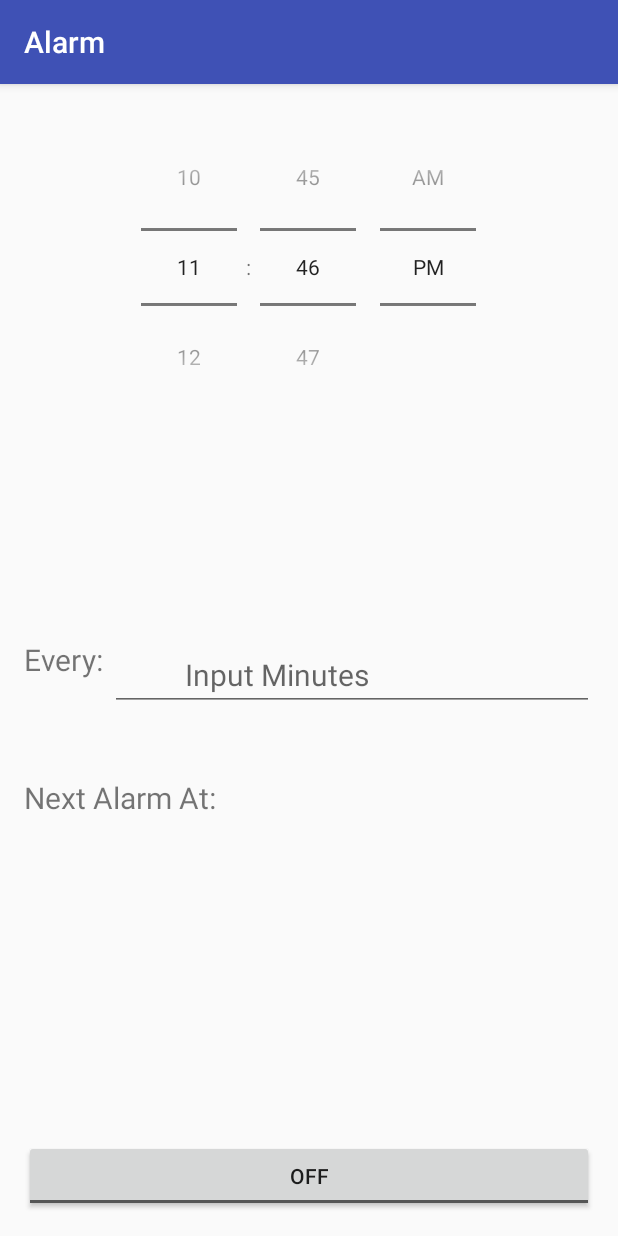
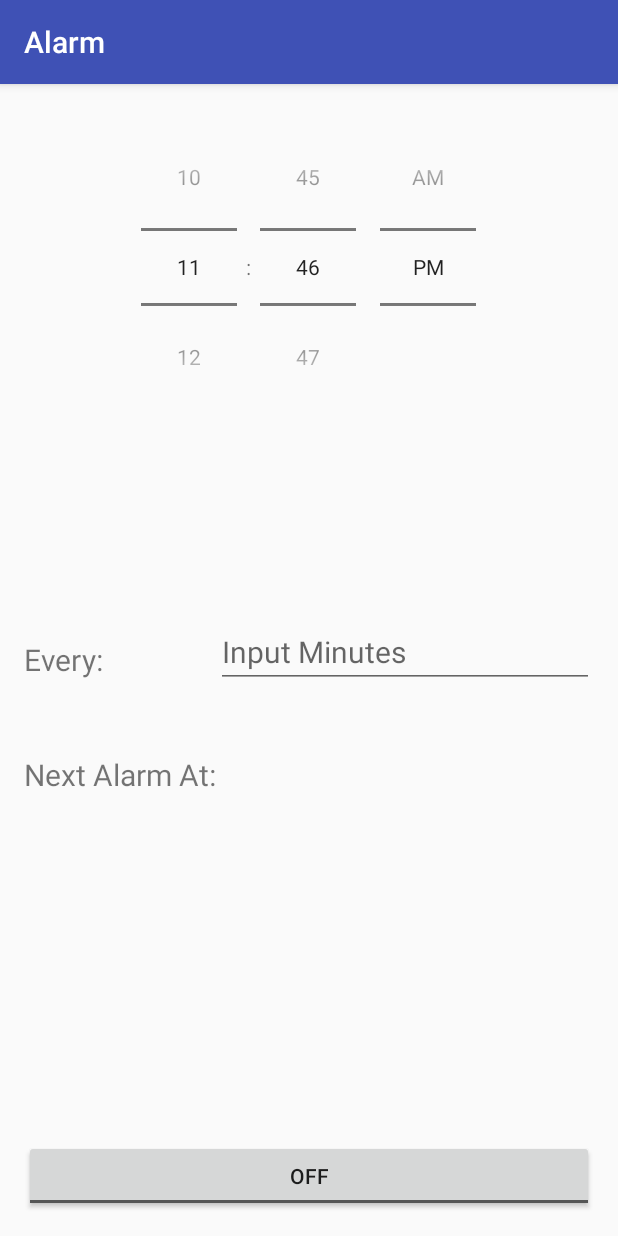
Before and after one commit to Pidgens/alarms, an Android app: the screen it shows after launch (MainActivity), on a phone screen of 412 x 824 dp. Run offline under Robolectric (Android 15) with nearby library versions, the phone set to English and light mode, and no system bars.

Commit message:
not iterating yet

```diff
--- a/app/src/main/java/com/example/derekchiu/alarm/MainActivity.java
+++ b/app/src/main/java/com/example/derekchiu/alarm/MainActivity.java
@@ -4,6 +4,7 @@ import android.annotation.TargetApi;
 import android.app.AlarmManager;
 import android.app.PendingIntent;
 import android.content.Intent;
+import android.graphics.Color;
 import android.os.Build;
 import android.os.Bundle;
 import android.support.v7.app.AppCompatActivity;
@@ -56,6 +57,8 @@ public class MainActivity extends AppCompatActivity {
     public void onToggle(View view) {
         // if alarm on
         if (((ToggleButton) view).isChecked()) {
+            ((ToggleButton) view).setText("ALARM: ON");
+            ((ToggleButton) view).setTextColor(Color.GREEN);
             Calendar calendar = Calendar.getInstance();
             if (androidAPI > Build.VERSION_CODES.LOLLIPOP_MR1) {
                 calendar.set(Calendar.HOUR_OF_DAY, timePicker.getHour());
@@ -63,10 +66,13 @@ public class MainActivity extends AppCompatActivity {
             } else {
                 Log.i("API", "API ERROR");
             }
+            // Check calendar time
             Intent newIntent = new Intent(MainActivity.this, AlarmReceiver.class);
             pendingIntent = PendingIntent.getBroadcast(MainActivity.this,0, newIntent,0);
             alarmManager.set(AlarmManager.RTC, calendar.getTimeInMillis(), pendingIntent);
         } else {
+            ((ToggleButton) view).setText("ALARM: OFF");
+            ((ToggleButton) view).setTextColor(Color.RED);
             alarmManager.cancel(pendingIntent);
         }
     }
--- a/app/src/main/res/layout/activity_main.xml
+++ b/app/src/main/res/layout/activity_main.xml
@@ -37,7 +37,9 @@
         android:textSize="20dp"
         android:layout_centerVertical="true"
         android:layout_alignParentLeft="true"
-        android:layout_alignParentStart="true" />
+        android:layout_alignParentStart="true"
+        android:layout_toLeftOf="@+id/nextAlarm"
+        android:layout_toStartOf="@+id/nextAlarm" />
 
     <EditText
         android:layout_width="wrap_content"
@@ -49,7 +51,7 @@
         android:layout_alignEnd="@+id/toggleButton"
         android:textSize="20dp"
         android:hint="Input Minutes"
-        android:paddingLeft="50dp" />
+        android:layout_marginTop="-15dp" />
 
     <TextView
         android:layout_width="wrap_content"
```
Also changed, not shown: app/src/main/java/com/example/derekchiu/alarm/AlarmReceiver.java (+20 -2 lines).
